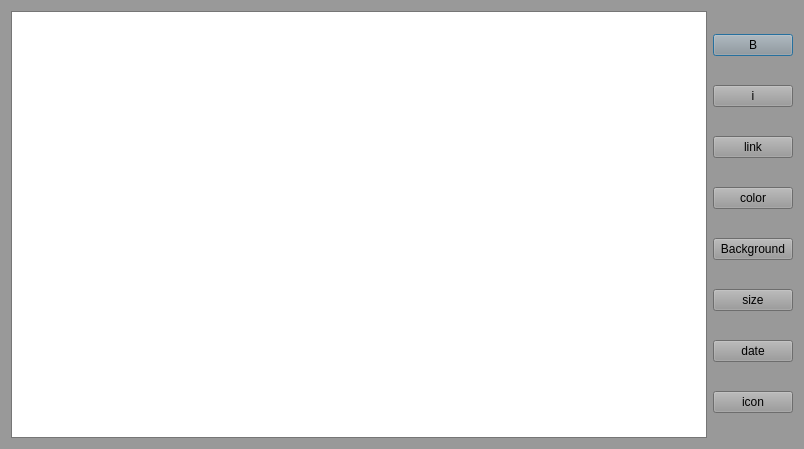
The window that Project/dialogtextedit.ui (dundyvega/Animek_f-jl) describes before a commit, drawn with Qt 5.
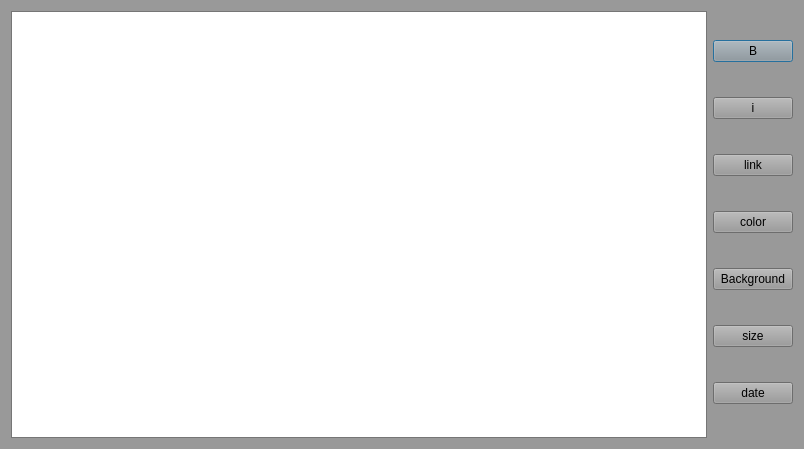
The same window after the commit.

The edit to the form file:
```diff
--- a/Project/dialogtextedit.ui
+++ b/Project/dialogtextedit.ui
@@ -485,13 +485,6 @@
          </property>
         </widget>
        </item>
-       <item>
-        <widget class="QPushButton" name="pushButton_8">
-         <property name="text">
-          <string>icon</string>
-         </property>
-        </widget>
-       </item>
       </layout>
      </item>
     </layout>
```
